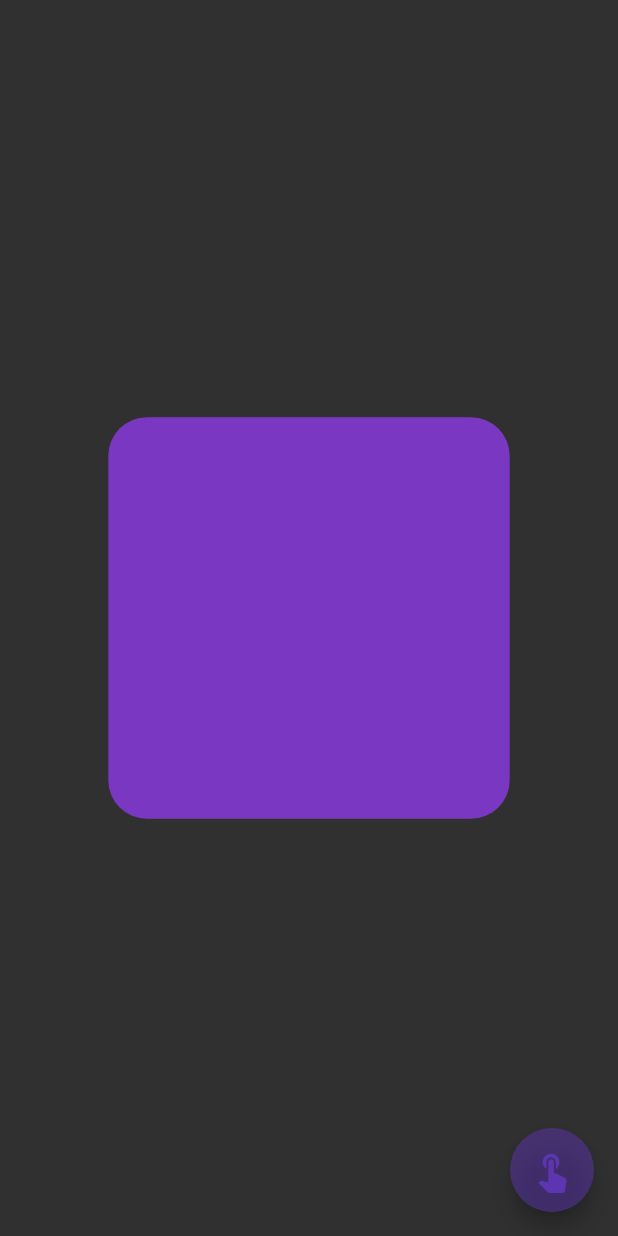
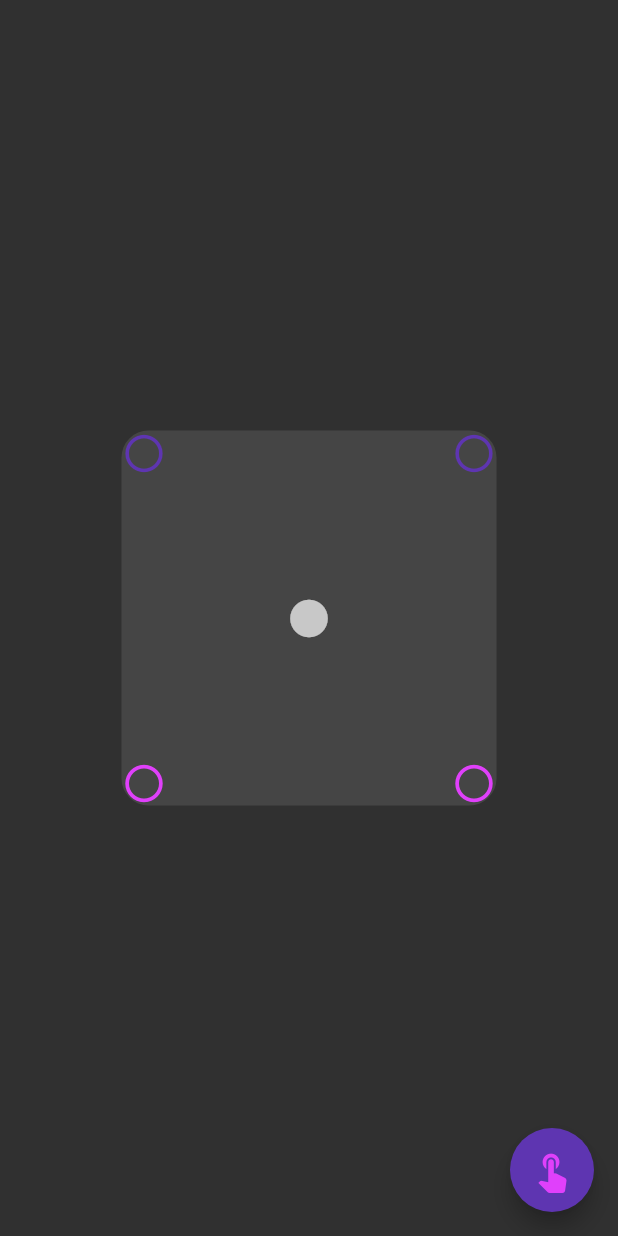
Before and after one commit to Tukhtamurodov-Sardorbek/Animations, a Flutter app: the screen it shows after launch, after a tap on the "touch app" icon, on a phone screen of 412 x 824 dp. Run offline on Flutter 3.47's test engine with Material 2 defaults, Android fonts, the phone set to English and light mode, and no system bars; our stand-ins replace flare_flutter, flutter_spinkit.

Commit message:
Code Update

```diff
--- /dev/null
+++ b/lib/animations/code_based/implicit/animations/animatedAlign.dart
@@ -0,0 +1,108 @@
+import 'package:flutter/material.dart';
+
+class AnimatedAlignPage extends StatefulWidget {
+  const AnimatedAlignPage({Key? key}) : super(key: key);
+
+  @override
+  State<AnimatedAlignPage> createState() => _AnimatedAlignPageState();
+}
+
+class _AnimatedAlignPageState extends State<AnimatedAlignPage> {
+  AlignmentGeometry alignment1 = Alignment.topRight;
+  AlignmentGeometry alignment2 = Alignment.bottomLeft;
+  AlignmentGeometry alignment3 = Alignment.topLeft;
+  AlignmentGeometry alignment4 = Alignment.bottomRight;
+
+
+  @override
+  Widget build(BuildContext context) {
+    return Scaffold(
+      body: Center(
+        child: Container(
+          height: 250,
+          width: 250,
+          decoration: BoxDecoration(
+            color: Colors.white10,
+            borderRadius: BorderRadius.circular(18),
+          ),
+          child: Stack(
+            children: [
+              AnimatedAlign(
+                alignment: alignment1,
+                curve: Curves.elasticInOut,
+                duration: const Duration(seconds: 2),
+                child: const Icon(
+                  Icons.circle_outlined,
+                  size: 30,
+                  color: Colors.purpleAccent,
+                ),
+              ),
+              AnimatedAlign(
+                alignment: alignment2,
+                curve: Curves.elasticInOut,
+                duration: const Duration(seconds: 2),
+                child: Icon(
+                  Icons.circle_outlined,
+                  size: 30,
+                  color: Colors.deepPurple.shade600,
+                ),
+              ),
+
+              const Positioned.fill(
+               child: Center(
+                 child: Icon(
+                   Icons.circle,
+                   size: 30,
+                   color: Colors.white70,
+                 ),
+               ),
+              ),
+
+              AnimatedAlign(
+                alignment: alignment3,
+                curve: Curves.elasticInOut,
+                duration: const Duration(seconds: 2),
+                child: const Icon(
+                  Icons.circle_outlined,
+                  size: 30,
+                  color: Colors.purpleAccent,
+                ),
+              ),
+              AnimatedAlign(
+                alignment: alignment4,
+                curve: Curves.elasticInOut,
+                duration: const Duration(seconds: 2),
+                child: Icon(
+                  Icons.circle_outlined,
+                  size: 30,
+                  color: Colors.deepPurple.shade600,
+                ),
+              ),
+            ],
+          ),
+        ),
+      ),
+      floatingActionButton: FloatingActionButton(
+        backgroundColor: Colors.deepPurple.shade600,
+        onPressed: (){
+          setState(() {
+            alignment1 = alignment1 == Alignment.topRight
+                ? Alignment.bottomLeft
+                : Alignment.topRight;
+            alignment2 = alignment1 == Alignment.topRight
+                ? Alignment.bottomLeft
+                : Alignment.topRight;
+
+            alignment3 = alignment3 == Alignment.topLeft
+                ? Alignment.bottomRight
+                : Alignment.topLeft;
+            alignment4 = alignment3 == Alignment.topLeft
+                ? Alignment.bottomRight
+                : Alignment.topLeft;
+          });
+        },
+        child: const Icon(Icons.touch_app, size: 30, color: Colors.purpleAccent),
+      ),
+    );
+  }
+}
--- a/lib/main.dart
+++ b/lib/main.dart
@@ -1,4 +1,4 @@
-import 'package:animations/animations/code_based/implicit/animations/animatedContainer.dart';
+import 'package:animations/animations/code_based/implicit/animations/animatedAlign.dart';
 import 'package:animations/scroll_behavior.dart';
 import 'package:flutter/material.dart';
 
@@ -13,7 +13,7 @@ void main() {
       // debugShowMaterialGrid: true,
       scrollBehavior: ScrollBehaviour(),
       theme: ThemeData.dark(),
-      home: const AnimatedContainerPage(),
+      home: const AnimatedAlignPage(),
     ),
   );
 }
```
